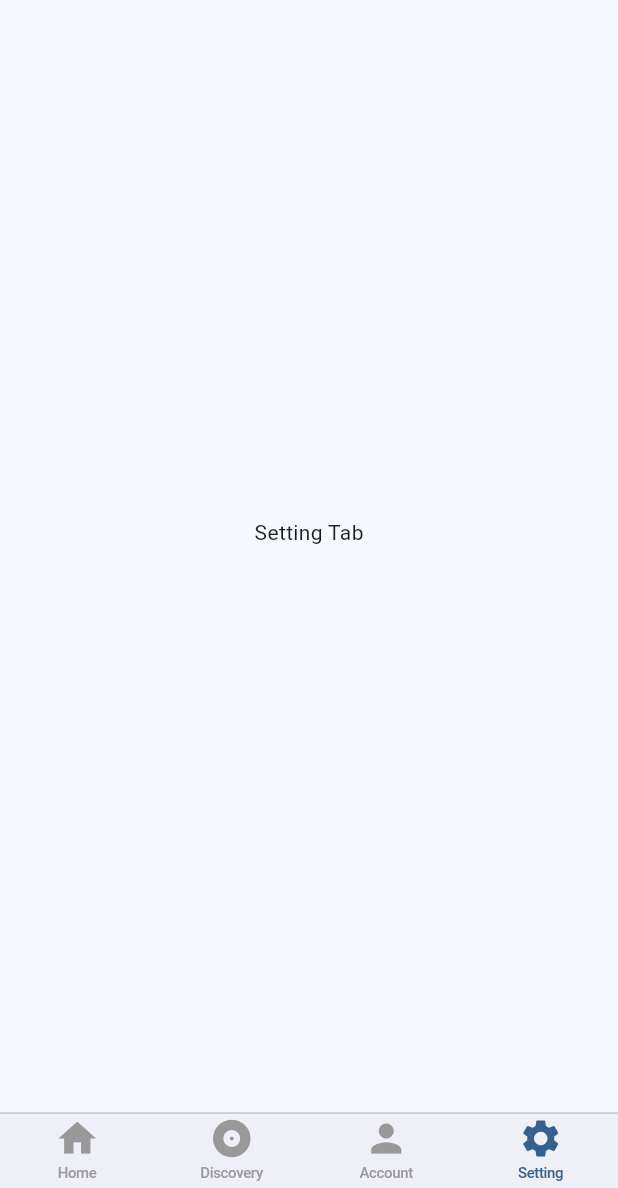
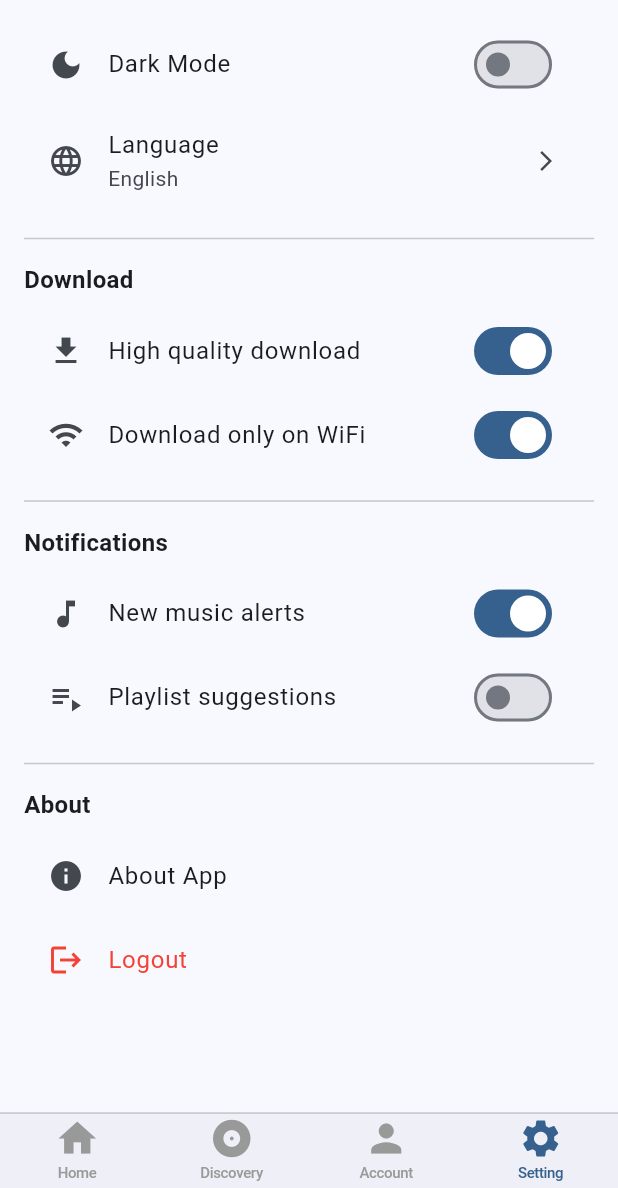
Before and after one commit to TanDat2510/TADFlutter, a Flutter app: the screen it shows after launch, item 4 of the bottom bar chosen, on a phone screen of 412 x 824 dp, the part 48-1236 px from its top. Run offline on Flutter 3.47's test engine with Material 3 defaults, Android fonts, the phone set to English and light mode, and no system bars; our stand-ins replace audio_video_progress_bar, firebase_auth, firebase_core, just_audio, rxdart; accounts and stored records are empty; network calls fail.

Commit message:
Design UI setting, darkmode

```diff
--- a/lib/main.dart
+++ b/lib/main.dart
@@ -1,9 +1,19 @@
+import 'package:flutter/material.dart';
+import 'package:firebase_core/firebase_core.dart';
+import 'package:provider/provider.dart';
+
 import 'package:appfirst2025/ui/home/home.dart';
-import 'package:firebase_core/firebase_core.dart';
-import 'package:flutter/material.dart';
+import 'package:appfirst2025/utils/theme_provider.dart';
+
 
 Future<void> main() async {
   WidgetsFlutterBinding.ensureInitialized();
-  await Firebase.initializeApp();
-  runApp(const MusicApp());
+  await Firebase.initializeApp(
+  );
+  runApp(
+    ChangeNotifierProvider(
+      create: (_) => ThemeProvider(),
+      child: const MusicApp(),
+    ),
+  );
 }
--- a/lib/ui/home/home.dart
+++ b/lib/ui/home/home.dart
@@ -4,24 +4,44 @@ import 'package:appfirst2025/ui/settings/settings.dart';
 import 'package:appfirst2025/ui/user/user.dart';
 import 'package:flutter/cupertino.dart';
 import 'package:flutter/material.dart';
+import 'package:provider/provider.dart';
 
 import '../../data/model/song.dart';
+import '../../utils/theme_provider.dart';
 import '../now_playing/playing.dart';
 
+
 class MusicApp extends StatelessWidget {
-  const MusicApp({
-    super.key,
-  }); // truyen key cho widget cha (Flutter su dung de kiem soat
+  const MusicApp({super.key});
 
   @override
   Widget build(BuildContext context) {
+    final themeProvider = Provider.of<ThemeProvider>(context);
+
     return MaterialApp(
       title: 'ZingMP5',
+
       theme: ThemeData(
-        colorScheme: ColorScheme.fromSeed(seedColor: Colors.blue),
+        colorScheme: ColorScheme.fromSeed(
+          seedColor: Colors.blue,
+          brightness: Brightness.light, // đồng bộ light
+        ),
         useMaterial3: true,
       ),
-      home: MusicHomePage(), // khi chay app, homepage se duoc hien thi
+
+
+      darkTheme: ThemeData(
+        colorScheme: ColorScheme.fromSeed(
+          seedColor: Colors.blue,
+          brightness: Brightness.dark, // đồng bộ dark
+        ),
+        useMaterial3: true,
+      ),
+
+
+      themeMode: themeProvider.isDarkMode ? ThemeMode.dark : ThemeMode.light,
+
+      home: const MusicHomePage(),
       debugShowCheckedModeBanner: false,
     );
   }
--- a/lib/ui/settings/settings.dart
+++ b/lib/ui/settings/settings.dart
@@ -1,13 +1,153 @@
 import 'package:flutter/material.dart';
 
-class SettingsTab extends StatelessWidget {
+class SettingsTab extends StatefulWidget {
   const SettingsTab({super.key});
 
   @override
+  State<SettingsTab> createState() => _SettingsTabState();
+}
+
+class _SettingsTabState extends State<SettingsTab> {
+  bool _isDarkMode = false;
+  String _language = "English";
+
+  @override
   Widget build(BuildContext context) {
-    return const Scaffold(
-      body: Center(
-        child: Text('Setting Tab'),
+    return Scaffold(
+      body: ListView(
+        padding: const EdgeInsets.all(16.0),
+        children: [
+          // Preferences
+          const Text(
+            "Preferences",
+            style: TextStyle(fontSize: 16, fontWeight: FontWeight.bold),
+          ),
+          const SizedBox(height: 8),
+
+          // Dark Mode
+          SwitchListTile(
+            value: _isDarkMode,
+            onChanged: (val) {
+              setState(() {
+                _isDarkMode = val;
+              });
+              // TODO: cập nhật theme toàn app
+            },
+            secondary: const Icon(Icons.dark_mode),
+            title: const Text("Dark Mode"),
+          ),
+
+          // Language
+          ListTile(
+            leading: const Icon(Icons.language),
+            title: const Text("Language"),
+            subtitle: Text(_language),
+            trailing: const Icon(Icons.arrow_forward_ios, size: 16),
+            onTap: () async {
+              final result = await showDialog<String>(
+                context: context,
+                builder: (context) {
+                  return SimpleDialog(
+                    title: const Text("Choose Language"),
+                    children: [
+                      SimpleDialogOption(
+                        onPressed: () => Navigator.pop(context, "English"),
+                        child: const Text("English"),
+                      ),
+                      SimpleDialogOption(
+                        onPressed: () => Navigator.pop(context, "Vietnamese"),
+                        child: const Text("Vietnamese"),
+                      ),
+                      SimpleDialogOption(
+                        onPressed: () => Navigator.pop(context, "Spanish"),
+                        child: const Text("Spanish"),
+                      ),
+                    ],
+                  );
+                },
+              );
+
+              if (result != null) {
+                setState(() {
+                  _language = result;
+                });
+              }
+            },
+          ),
+          const Divider(height: 32),
+
+          // Download
+          const Text(
+            "Download",
+            style: TextStyle(fontSize: 16, fontWeight: FontWeight.bold),
+          ),
+          const SizedBox(height: 8),
+          SwitchListTile(
+            value: true,
+            onChanged: (val) {
+              // TODO: bật/tắt tải nhạc chất lượng cao
+            },
+            secondary: const Icon(Icons.download),
+            title: const Text("High quality download"),
+          ),
+          SwitchListTile(
+            value: true,
+            onChanged: (val) {
+              // TODO: bật/tắt chỉ tải qua WiFi
+            },
+            secondary: const Icon(Icons.wifi),
+            title: const Text("Download only on WiFi"),
+          ),
+          const Divider(height: 32),
+
+          // Notifications
+          const Text(
+            "Notifications",
+            style: TextStyle(fontSize: 16, fontWeight: FontWeight.bold),
+          ),
+          const SizedBox(height: 8),
+          SwitchListTile(
+            value: true,
+            onChanged: (val) {
+              // TODO: bật/tắt thông báo nhạc mới
+            },
+            secondary: const Icon(Icons.music_note),
+            title: const Text("New music alerts"),
+          ),
+          SwitchListTile(
+            value: false,
+            onChanged: (val) {
+              // TODO: bật/tắt gợi ý playlist
+            },
+            secondary: const Icon(Icons.playlist_play),
+            title: const Text("Playlist suggestions"),
+          ),
+          const Divider(height: 32),
+
+          // About & Logout
+          const Text(
+            "About",
+            style: TextStyle(fontSize: 16, fontWeight: FontWeight.bold),
+          ),
+          const SizedBox(height: 8),
+          ListTile(
+            leading: const Icon(Icons.info),
+            title: const Text("About App"),
+            onTap: () {
+              // TODO: Hiện dialog hoặc trang thông tin App
+            },
+          ),
+          ListTile(
+            leading: const Icon(Icons.logout, color: Colors.red),
+            title: const Text(
+              "Logout",
+              style: TextStyle(color: Colors.red),
+            ),
+            onTap: () {
+              // TODO: Xử lý logout
+            },
+          ),
+        ],
       ),
     );
   }
--- a/lib/ui/user/user.dart
+++ b/lib/ui/user/user.dart
@@ -83,7 +83,7 @@ class _AccountTabState extends State<AccountTab> {
                         _buildMenuItem(Icons.library_music, "My Playlists"),
                         _buildMenuItem(Icons.favorite, "Favorites"),
                         _buildMenuItem(Icons.headphones, "Subscriptions"),
-                        _buildMenuItem(Icons.settings, "Settings"),
+                        _buildMenuItem(Icons.person, "Profile"),
                       ],
                     ),
                   ),
--- /dev/null
+++ b/lib/utils/theme_provider.dart
@@ -0,0 +1,12 @@
+import 'package:flutter/material.dart';
+
+class ThemeProvider extends ChangeNotifier {
+  bool _isDarkMode = false;
+
+  bool get isDarkMode => _isDarkMode;
+
+  void toggleTheme() {
+    _isDarkMode = !_isDarkMode;
+    notifyListeners();
+  }
+}
--- a/pubspec.yaml
+++ b/pubspec.yaml
@@ -32,6 +32,8 @@ dependencies:
     sdk: flutter
   firebase_core: ^3.1.0
   firebase_auth: ^5.1.0
+  provider: ^6.0.5
+  shared_preferences: ^2.3.2
 
   # The following adds the Cupertino Icons font to your application.
   # Use with the CupertinoIcons class for iOS style icons.
```
Also changed, not shown: pubspec.lock.
